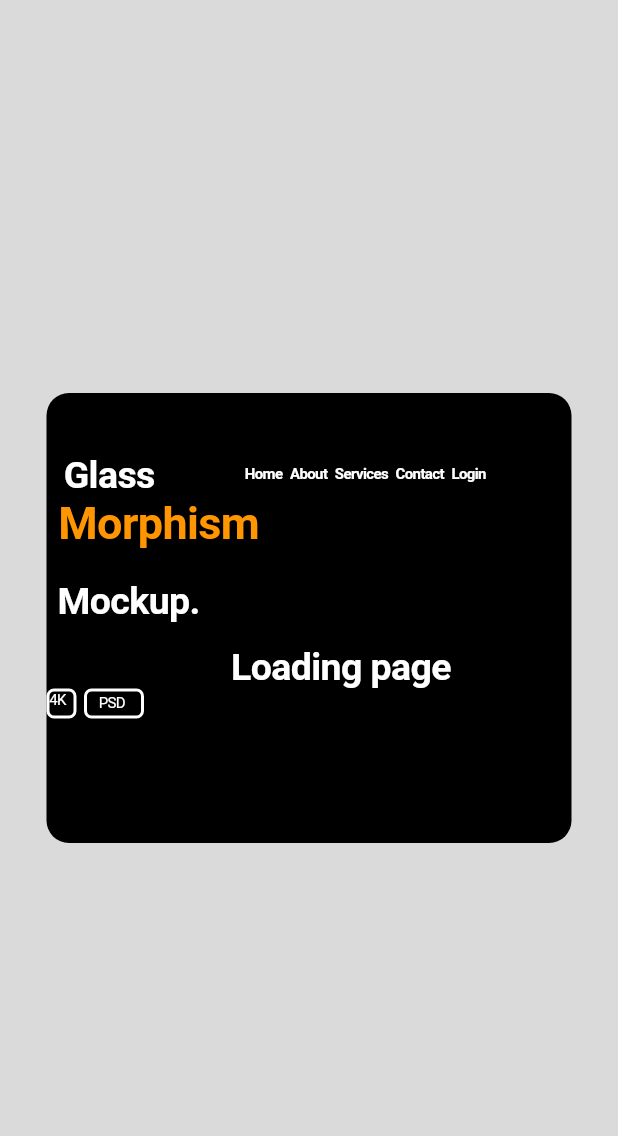
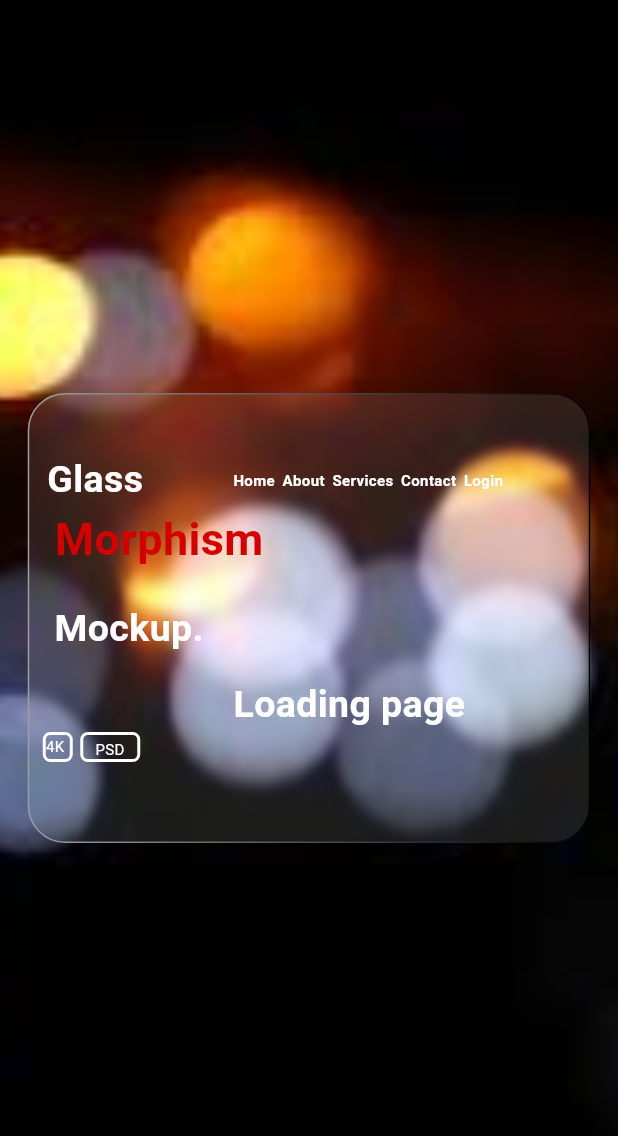
Before and after one commit to Rajputniraj6983/widgettest, a Flutter app: the screen it shows after launch, on a phone screen of 412 x 824 dp. Shown: the top 1136 px of the screen. Run offline on Flutter 3.47's test engine with Material 3 defaults, Android fonts, the phone set to English and light mode, and no system bars; drawn by our look-alikes of glassmorphism.

Commit message:
16-05-2024

```diff
--- a/lib/main.dart
+++ b/lib/main.dart
@@ -12,7 +12,7 @@ class MyApp extends StatelessWidget {
   // This widget is the root of your application.
   @override
   Widget build(BuildContext context) {
-    return CupertinoApp(
+    return MaterialApp(
       debugShowCheckedModeBanner: false,
       home: WidgetTest(),
     );
--- a/lib/view/widget.dart
+++ b/lib/view/widget.dart
@@ -1,29 +1,32 @@
-import 'dart:ui';
 
 import 'package:flutter/cupertino.dart';
 import 'package:flutter/material.dart';
+import 'package:glassmorphism/glassmorphism.dart';
 
 class WidgetTest extends StatelessWidget {
   const WidgetTest({super.key});
 
   @override
   Widget build(BuildContext context) {
-    return CupertinoPageScaffold(
-      backgroundColor: CupertinoColors.tertiarySystemFill,
-      child: Center(
-          child: BackdropFilter(
-        filter: ImageFilter.blur(),
+    return Scaffold(
+      body: Center(
           child: Stack(
             children: [
               Container(
                 height: double.infinity,
                 width: double.infinity,
-              child: Image.asset('assets/download (2).jpg'),
+                child: Image.asset('assets/download (2).jpg',fit: BoxFit.cover,),
               ),
               Center(
-              child: Container(
+                child: GlassmorphicContainer(
                   height: 300,
-                width: 350,
+                  width: 375,
+                  border: 1,
+                  borderRadius: 25,
+                  alignment: Alignment.center,
+                  linearGradient: LinearGradient(colors: [Colors.white10,Colors.white10]),
+                  borderGradient: LinearGradient(colors: [Colors.grey,Colors.black]),
+                  blur: 2,
                   child: Padding(
                     padding: const EdgeInsets.only(right: 50, top: 40),
                     child: Column(
@@ -33,7 +36,7 @@ class WidgetTest extends StatelessWidget {
                             Text(
                               '  Glass',
                               style: TextStyle(
-                                color: CupertinoColors.white,
+                                  color: Colors.white,
                                   fontWeight: FontWeight.bold,
                                   fontSize: 25),
                             ),
@@ -41,7 +44,7 @@ class WidgetTest extends StatelessWidget {
                             Text(
                               'Home',
                               style: TextStyle(
-                                color: CupertinoColors.white,
+                                  color: Colors.white,
                                   fontWeight: FontWeight.bold,
                                   fontSize: 10),
                             ),
@@ -51,7 +54,7 @@ class WidgetTest extends StatelessWidget {
                             Text(
                               'About',
                               style: TextStyle(
-                                color: CupertinoColors.white,
+                                  color: Colors.white,
                                   fontWeight: FontWeight.bold,
                                   fontSize: 10),
                             ),
@@ -61,7 +64,7 @@ class WidgetTest extends StatelessWidget {
                             Text(
                               'Services',
                               style: TextStyle(
-                                color: CupertinoColors.white,
+                                  color: Colors.white,
                                   fontWeight: FontWeight.bold,
                                   fontSize: 10),
                             ),
@@ -71,7 +74,7 @@ class WidgetTest extends StatelessWidget {
                             Text(
                               'Contact',
                               style: TextStyle(
-                                color: CupertinoColors.white,
+                                  color: Colors.white,
                                   fontWeight: FontWeight.bold,
                                   fontSize: 10),
                             ),
@@ -81,7 +84,7 @@ class WidgetTest extends StatelessWidget {
                             Text(
                               'Login',
                               style: TextStyle(
-                                color: CupertinoColors.white,
+                                  color: Colors.white,
                                   fontWeight: FontWeight.bold,
                                   fontSize: 10),
                             ),
@@ -97,7 +100,7 @@ class WidgetTest extends StatelessWidget {
                             style: TextStyle(
                                 fontSize: 30,
                                 fontWeight: FontWeight.bold,
-                              color: CupertinoColors.activeOrange),
+                                color: Colors.redAccent.shade700,),
                           ),
                         ),
                         SizedBox(height: 20),
@@ -106,7 +109,7 @@ class WidgetTest extends StatelessWidget {
                           child: Text(
                             'Mockup.',
                             style: TextStyle(
-                              color: CupertinoColors.white,
+                                color: Colors.white,
                                 fontWeight: FontWeight.bold,
                                 fontSize: 25),
                           ),
@@ -117,25 +120,28 @@ class WidgetTest extends StatelessWidget {
                         Text(
                           '                Loading page',
                           style: TextStyle(
-                            color: CupertinoColors.white,
+                              color: Colors.white,
                               fontSize: 25,
                               fontWeight: FontWeight.bold),
                         ),
                         Row(
                           children: [
-                          Container(
+                            Padding(
+                              padding: const EdgeInsets.only(left: 10),
+                              child: Container(
                                 height: 20,
                                 width: 20,
                                 child: Text(
                                   '4K',
                                   style: TextStyle(
-                                  color: CupertinoColors.white, fontSize: 10),
+                                      color:Colors.white, fontSize: 10),
                                 ),
                                 decoration: BoxDecoration(
                                     border: Border.all(
-                                    width: 2, color: CupertinoColors.white),
+                                        width: 2, color: Colors.white,),
                                     borderRadius:
                                         BorderRadius.all(Radius.circular(5))),
+                              ),
                             ),
                             SizedBox(width: 5),
                             Container(
@@ -146,12 +152,12 @@ class WidgetTest extends StatelessWidget {
                                 child: Text(
                                   'PSD',
                                   style: TextStyle(
-                                    color: CupertinoColors.white, fontSize: 10),
+                                      color: Colors.white, fontSize: 10),
                                 ),
                               ),
                               decoration: BoxDecoration(
                                   border: Border.all(
-                                    width: 2, color: CupertinoColors.white),
+                                      width: 2, color: Colors.white,),
                                   borderRadius:
                                       BorderRadius.all(Radius.circular(5))),
                             ),
@@ -160,13 +166,10 @@ class WidgetTest extends StatelessWidget {
                       ],
                     ),
                   ),
-                decoration: BoxDecoration(
-                    borderRadius: BorderRadius.all(Radius.circular(15)),
-                    color: CupertinoColors.black),
+
                 ),
               ),
             ],
-        ),
           )
           // child: Container(height: 400,width: 350,child: Image.asset('assets/widget.jpg',fit: BoxFit.cover,)),
 
--- a/pubspec.yaml
+++ b/pubspec.yaml
@@ -36,6 +36,7 @@ dependencies:
   # Use with the CupertinoIcons class for iOS style icons.
   cupertino_icons: ^1.0.6
   provider: any
+  glassmorphism: ^3.0.0
 
 dev_dependencies:
   flutter_test:
```
Also changed, not shown: pubspec.lock. Lines whose indentation alone changed are shown as unchanged.
